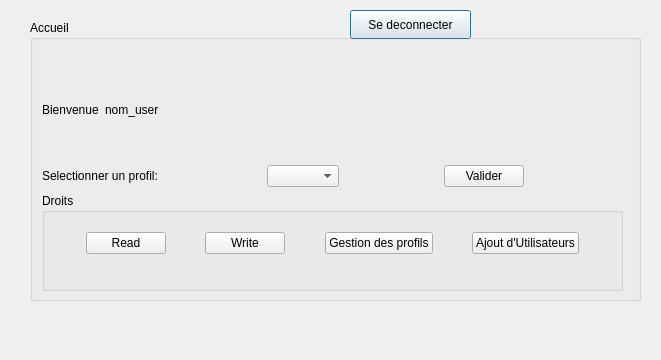
Qt form accueil.ui (HenriSalard/QT_TP1) before a commit.
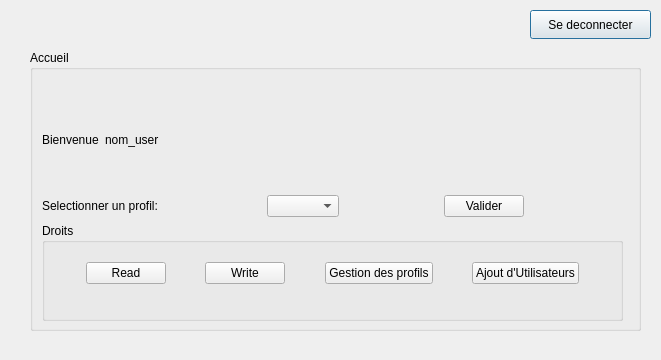
The same form after that commit.

Commit message: Gestion des drois d'un nouveau profil + boutons interactif

```diff
--- a/accueil.ui
+++ b/accueil.ui
@@ -16,7 +16,7 @@
   <widget class="QPushButton" name="disconnectButton">
    <property name="geometry">
     <rect>
-     <x>350</x>
+     <x>530</x>
      <y>10</y>
      <width>121</width>
      <height>29</height>
@@ -30,7 +30,7 @@
    <property name="geometry">
     <rect>
      <x>30</x>
-     <y>20</y>
+     <y>50</y>
      <width>611</width>
      <height>281</height>
     </rect>
```
Left out of the diff: 6 changed lines with no effect on the pictures. The commit also changes 7 other files.
